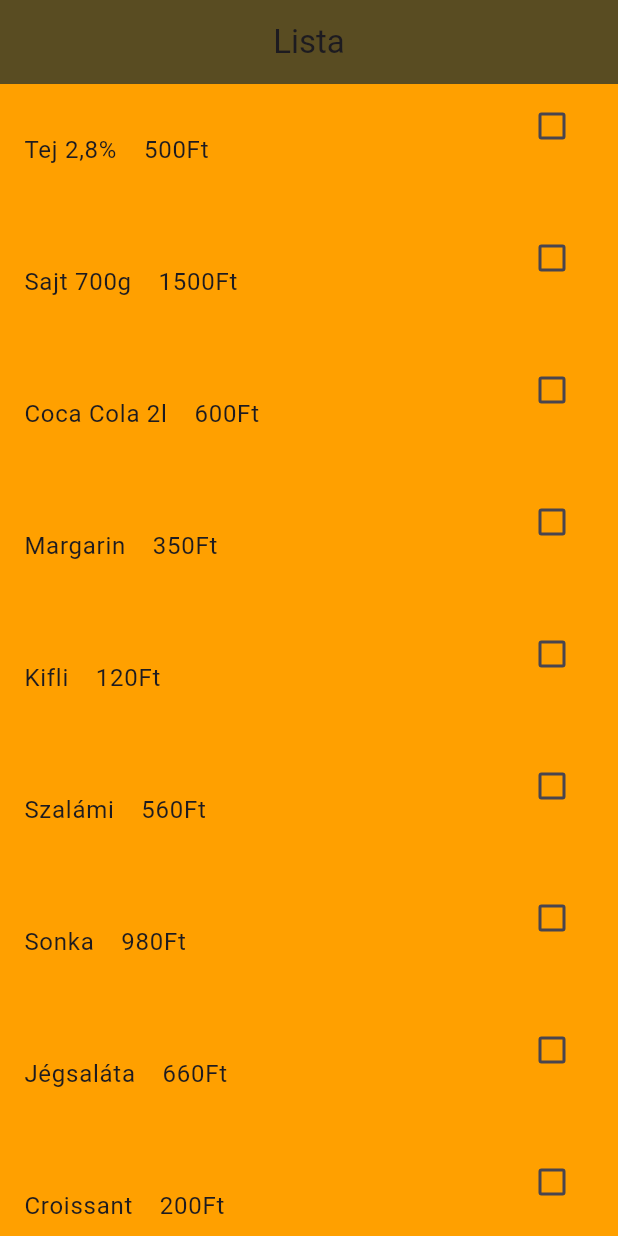
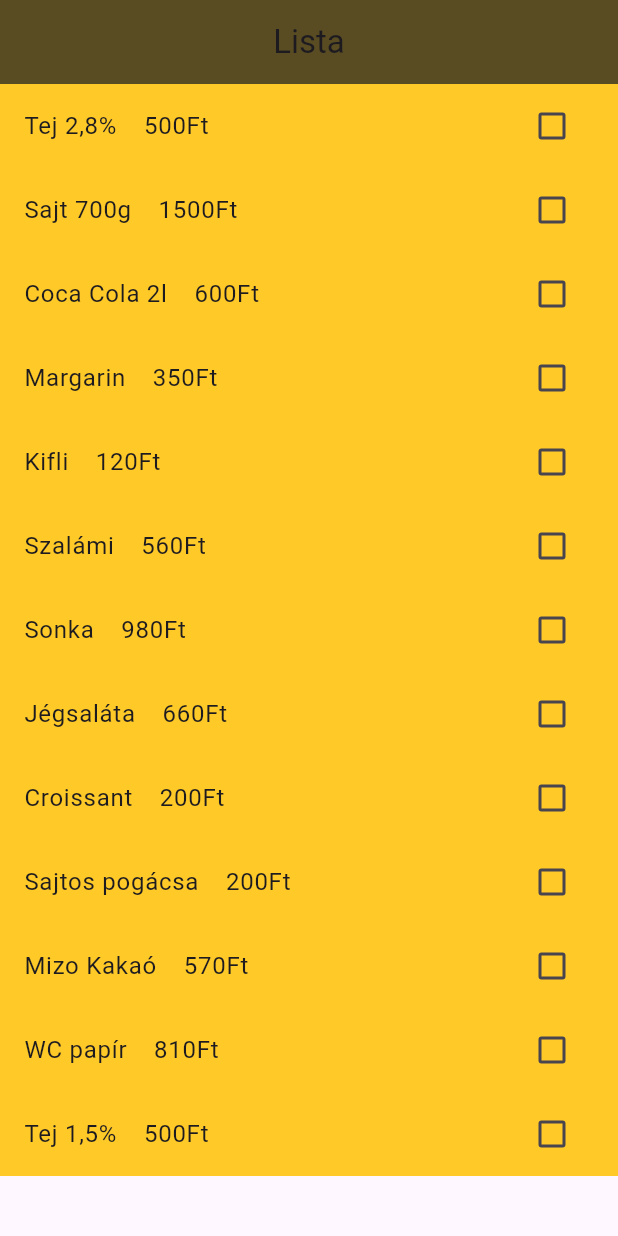
Before and after one commit to Mrb156/grocery_nav_app, a Flutter app: the screen it shows after launch, on a phone screen of 412 x 824 dp. Run offline on Flutter 3.47's test engine with Material 2 defaults, Android fonts, the phone set to English and light mode, and no system bars; missing offline and left inert: arrow_path.

Commit message:
Lista(Checkboxbehaviour)

```diff
--- a/groceryNavApp/lib/screens/list.dart
+++ b/groceryNavApp/lib/screens/list.dart
@@ -26,11 +26,15 @@ class Lista extends StatefulWidget {
   State<Lista> createState() => _ListaState();
 }
 
-bool isChecked = false;
+List<bool> userChecked = [];
 
 class _ListaState extends State<Lista> {
   @override
   Widget build(BuildContext context) {
+    for (var i = 0; i < termekek.length; i++) {
+      userChecked.add(false);
+    }
+
     return Scaffold(
         appBar: AppBar(
           title: const Center(child: Text('Lista')),
@@ -40,16 +44,17 @@ class _ListaState extends State<Lista> {
           itemCount: termekek.length,
           itemBuilder: (BuildContext context, int index) {
             return CheckboxListTile(
-                tileColor: Colors.amber[700],
-                isThreeLine: true,
+                tileColor: Colors.amber[400],
+                checkColor: Colors.green[600],
+                activeColor: Colors.green[100],
                 title: Text(termekek[index].name +
                     '    ' +
                     termekek[index].price.toString() +
                     'Ft'),
-                value: isChecked,
+                value: userChecked[index],
                 onChanged: (bool? value) {
                   setState(() {
-                    value = !isChecked;
+                    userChecked[index] = value!;
                   });
                 });
           },
```
